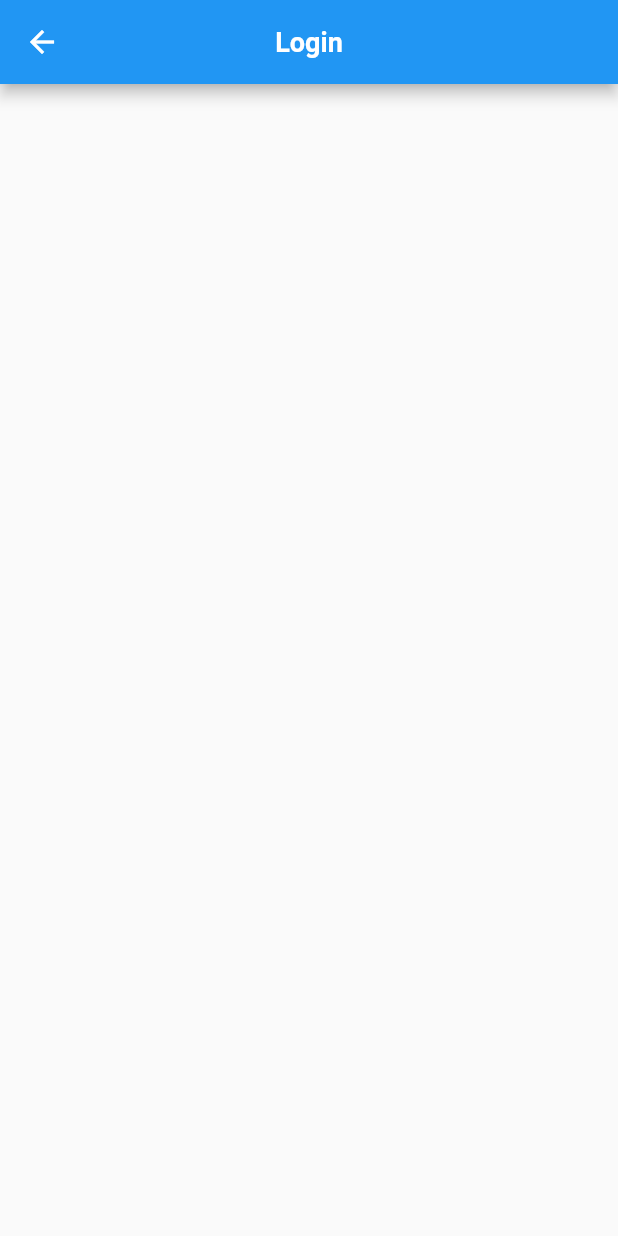
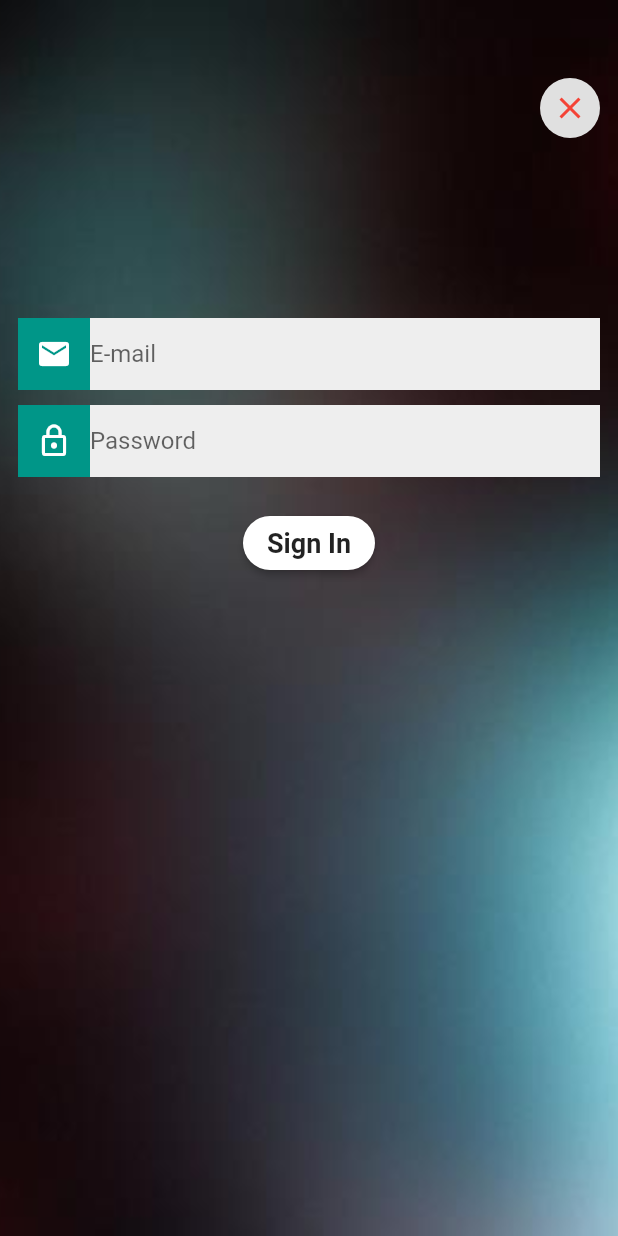
Before and after one commit to ishaileshmishra/flutter-ecommerce-app, a Flutter app: the LoginScreen screen opened directly, on a phone screen of 412 x 824 dp. Run offline on Flutter 3.47's test engine with Material 2 defaults, Android fonts, the phone set to English and light mode, and no system bars; our stand-ins replace flutter_rating_bar, google_fonts; Roboto replaces fonts that are missing (Mandali).

Commit message:
login code implemented

```diff
--- a/lib/src/view/login_page.dart
+++ b/lib/src/view/login_page.dart
@@ -0,0 +1,13 @@
+import 'package:flutter/material.dart';
+
+class LoginScreen extends StatefulWidget {
+  @override
+  _LoginScreenState createState() => _LoginScreenState();
+}
+
+class _LoginScreenState extends State<LoginScreen> {
+  @override
+  Widget build(BuildContext context) {
+    return Container();
+  }
+}
--- a/lib/src/view/login_screen.dart
+++ b/lib/src/view/login_screen.dart
@@ -1,4 +1,6 @@
+import 'package:flutter/cupertino.dart';
 import 'package:flutter/material.dart';
+import 'package:flutter/widgets.dart';
 import 'package:jin_ecomm/src/utils/text_util.dart';
 
 class LoginScreen extends StatefulWidget {
@@ -10,10 +12,138 @@ class _LoginScreenState extends State<LoginScreen> {
   @override
   Widget build(BuildContext context) {
     return Scaffold(
-      appBar: AppBar(
+      /*appBar: AppBar(
         title: Text("Login", style: mediumText,),
+        backgroundColor: Colors.transparent,
+        elevation: 0.0,
         centerTitle: true,
+        leading: Padding(
+          padding: EdgeInsets.only(left: 10),
+          child: CircleAvatar(
+            backgroundColor: Colors.teal,
+            child: Icon(
+                Icons.arrow_back_ios
+            ),
+          ),
+        ),
+      ),*/
+      body: Container(
+          child: Container(
+        alignment: Alignment.center,
+        padding: EdgeInsets.all(12),
+        decoration: BoxDecoration(
+          image: DecorationImage(
+            image: AssetImage("assets/images/wall.jpg"),
+            fit: BoxFit.cover,
+          ),
+        ),
+        //child: buildCloseContainer(context),
+
+        child: Column(
+          //mainAxisAlignment: MainAxisAlignment.spaceAround,
+          children: [
+            buildCloseContainer(context),
+            SizedBox(
+              height: 120,
+            ),
+            TextFormField(
+              keyboardType: TextInputType.text,
+              autofocus: false,
+              style: new TextStyle(
+                  fontWeight: FontWeight.normal, color: Colors.white),
+              decoration: new InputDecoration(
+                  contentPadding:
+                      new EdgeInsets.symmetric(vertical: 5.0, horizontal: 8.0),
+                  labelText: "E-mail",
+                  fillColor: Colors.grey.shade200,
+                  prefixIcon: Container(
+                      color: Colors.teal,
+                      child: Icon(
+                        Icons.email,
+                        color: Colors.white,
+                      )),
+                  border: new OutlineInputBorder(
+                      borderRadius: new BorderRadius.circular(8.0),
+                      gapPadding: 12),
+                  enabledBorder: InputBorder.none,
+                  filled: true),
+              validator: (val) {
+                if (val.length == 0) {
+                  return "E-mail field cannot be empty";
+                } else {
+                  return null;
+                }
+              },
+            ),
+            SizedBox(
+              height: 10,
+            ),
+            TextFormField(
+              keyboardType: TextInputType.text,
+              autofocus: false,
+              style: new TextStyle(
+                  fontWeight: FontWeight.normal, color: Colors.white),
+              decoration: new InputDecoration(
+                  contentPadding:
+                      new EdgeInsets.symmetric(vertical: 5.0, horizontal: 8.0),
+                  labelText: "Password",
+                  fillColor: Colors.grey.shade200,
+                  prefixIcon: Container(
+                      color: Colors.teal,
+                      child: Icon(
+                        Icons.lock_outline,
+                        color: Colors.white,
+                      )),
+                  border: new OutlineInputBorder(
+                      borderRadius: new BorderRadius.circular(8.0),
+                      gapPadding: 12),
+                  enabledBorder: InputBorder.none,
+                  filled: true),
+              validator: (val) {
+                if (val.length == 0) {
+                  return "Password field cannot be empty";
+                } else {
+                  return null;
+                }
+              },
+            ),
+            SizedBox(
+              height: 20,
+            ),
+            RaisedButton(
+              shape: RoundedRectangleBorder(
+                borderRadius: BorderRadius.circular(18.0),
+              ),
+              onPressed: () => {
+              },
+              color: Colors.white,
+              child: Text(
+                "Sign In",
+                style: mediumText,
+              ),
+            ),
+          ],
+        ),
+      )),
+    );
+  }
+
+  Container buildCloseContainer(BuildContext context) {
+    return Container(
+      margin: EdgeInsets.only(top: 40),
+      alignment: Alignment.topRight,
+      child: CircleAvatar(
+        backgroundColor: Colors.grey.shade300,
+        child: GestureDetector(
+          onTap: () => {Navigator.pop(context)},
+          child: Icon(
+            Icons.close,
+            color: Colors.red,
+          ),
+        ),
       ),
     );
   }
 }
+
+class EmailWidget {}
```
